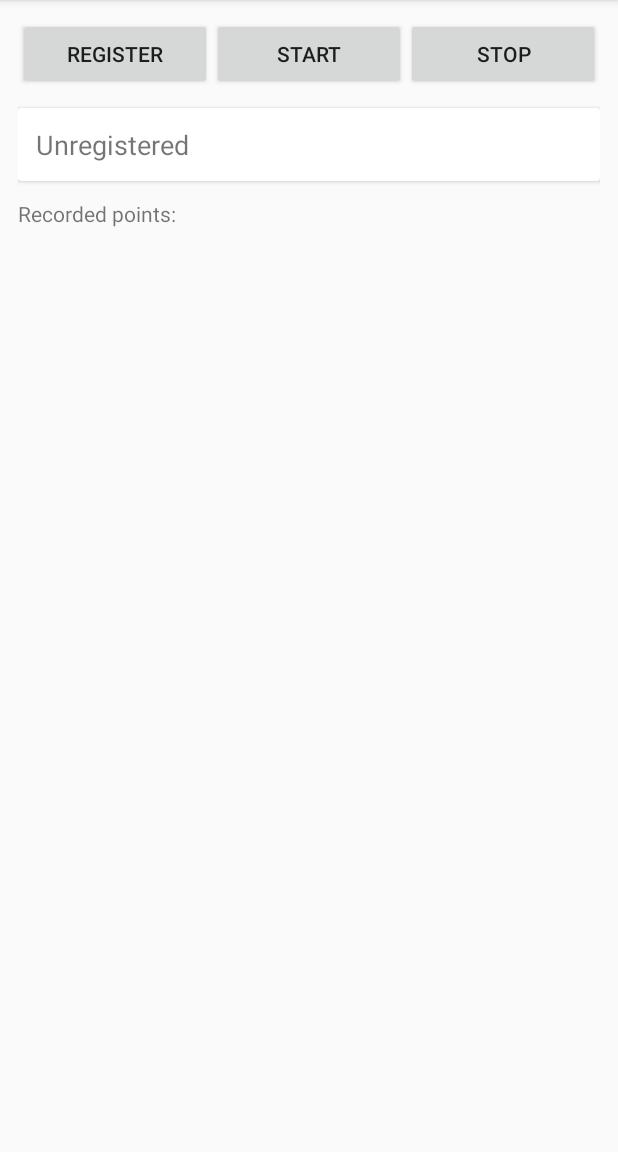
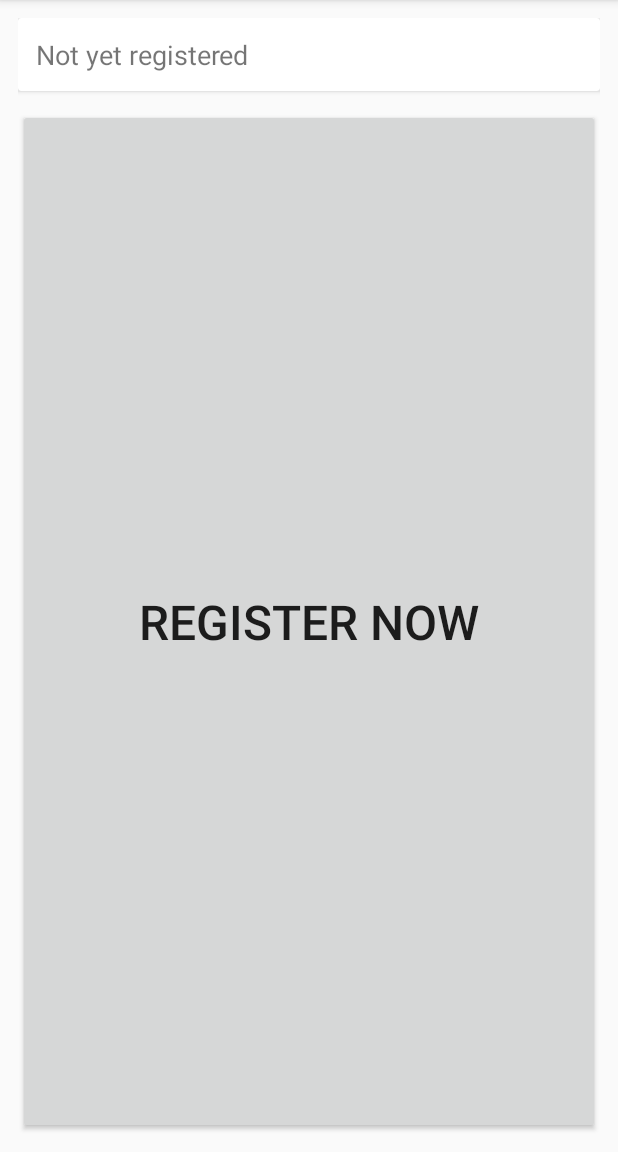
Before and after one commit to zestyping/fleetreporter, an Android app: the screen it shows after launch (MainActivity), on a phone screen of 412 x 824 dp, the part 84-1236 px from its top. Run offline under Robolectric (Android 15) with nearby library versions, the phone set to English and light mode, and no system bars.

Commit message:
Move "stop" to "Pause reporting" in the overflow menu; add giant "register" and "unpause" buttons.

```diff
--- a/app/src/main/java/ca/zesty/fleetreporter/MainActivity.java
+++ b/app/src/main/java/ca/zesty/fleetreporter/MainActivity.java
@@ -23,7 +23,9 @@ public class MainActivity extends BaseActivity {
     public static final String EXTRA_LOG_MESSAGE = "LOG_MESSAGE";
 
     private LogMessageReceiver mLogMessageReceiver = new LogMessageReceiver();
+    private ServiceChangedReceiver mServiceChangedReceiver = new ServiceChangedReceiver();
     private SmsAssignReceiver mSmsAssignReceiver = new SmsAssignReceiver();
+    private String mLastDestinationNumber = "";
 
     @Override protected void onCreate(Bundle savedInstanceState) {
         super.onCreate(savedInstanceState);
@@ -41,9 +43,6 @@ public class MainActivity extends BaseActivity {
             Manifest.permission.WAKE_LOCK
         }, 0);
 
-        final Intent serviceIntent = new Intent(
-            getApplicationContext(), LocationService.class);
-
         findViewById(R.id.register_button).setOnClickListener(
             new View.OnClickListener() {
                 @Override public void onClick(View v) {
@@ -52,31 +51,18 @@ public class MainActivity extends BaseActivity {
             }
         );
 
-        findViewById(R.id.start_button).setOnClickListener(
+        findViewById(R.id.unpause_button).setOnClickListener(
             new View.OnClickListener() {
                 @Override public void onClick(View v) {
-                    if (isRegistered()) {
-                        startService(serviceIntent);
-                    } else {
-                        u.showMessageBox(
-                            "Not registered",
-                            "Please register this reporter with a receiver first.");
-                    }
-                }
-            }
-        );
-
-        findViewById(R.id.stop_button).setOnClickListener(
-            new View.OnClickListener() {
-                @Override public void onClick(View v) {
-                    stopService(serviceIntent);
+                    startService(new Intent(u.context, LocationService.class));
                 }
             }
         );
 
         registerReceiver(mLogMessageReceiver, new IntentFilter(ACTION_FLEET_REPORTER_LOG_MESSAGE));
+        registerReceiver(mServiceChangedReceiver, new IntentFilter(LocationService.ACTION_FLEET_REPORTER_SERVICE_CHANGED));
         registerReceiver(mSmsAssignReceiver, new IntentFilter(ACTION_SMS_RECEIVED));
-        updateRegistrationCard();
+        updateUiMode();
     }
 
     @Override protected void onDestroy() {
@@ -90,6 +76,12 @@ public class MainActivity extends BaseActivity {
     }
 
     @Override public boolean onOptionsItemSelected(MenuItem item) {
+        if (item.getItemId() == R.id.action_register) {
+            registerReporter();
+        }
+        if (item.getItemId() == R.id.action_pause) {
+            stopService(new Intent(this, LocationService.class));
+        }
         if (item.getItemId() == R.id.action_settings) {
             startActivity(new Intent(this, SettingsActivity.class));
         }
@@ -102,19 +94,32 @@ public class MainActivity extends BaseActivity {
             !u.getPref(Prefs.REPORTER_LABEL).isEmpty();
     }
 
-    private void updateRegistrationCard() {
+    private void updateUiMode() {
         if (isRegistered()) {
-            u.setText(R.id.registration_status, "Registered as:");
+            if (LocationService.isRunning) {
+                u.setText(R.id.mode_label, "Reporting as:");
+                u.show(R.id.reporting_frame);
+                u.hide(R.id.unpause_button);
+            } else {
+                u.setText(R.id.mode_label, "Reporting is paused!");
+                u.hide(R.id.reporting_frame);
+                u.show(R.id.unpause_button);
+            }
             u.show(R.id.reporter_label);
             u.setText(R.id.reporter_label, u.getPref(Prefs.REPORTER_LABEL));
+            u.hide(R.id.register_button);
         } else {
-            u.setText(R.id.registration_status, "Unregistered");
+            u.setText(R.id.mode_label, "Not yet registered");
             u.hide(R.id.reporter_label);
+            u.show(R.id.register_button);
+            u.hide(R.id.reporting_frame);
+            u.hide(R.id.unpause_button);
         }
     }
 
     private void registerReporter() {
         String destinationNumber = u.getPref(Prefs.DESTINATION_NUMBER).trim();
+        if (destinationNumber.isEmpty()) destinationNumber = mLastDestinationNumber;
         if (destinationNumber.isEmpty()) destinationNumber = "+";
         u.promptForString(
             "Registration",
@@ -123,6 +128,7 @@ public class MainActivity extends BaseActivity {
             new Utils.StringCallback() {
                 public void run(String mobileNumber) {
                     if (mobileNumber == null) return;
+                    mLastDestinationNumber = mobileNumber;
                     u.sendSms(mobileNumber, "fleet register");
                 }
             }
@@ -135,6 +141,12 @@ public class MainActivity extends BaseActivity {
                 String message = intent.getStringExtra(EXTRA_LOG_MESSAGE);
                 ((TextView) findViewById(R.id.message_log)).append(message + "\n");
             }
+        }
+    }
+
+    class ServiceChangedReceiver extends BroadcastReceiver {
+        @Override public void onReceive(Context context, Intent intent) {
+            updateUiMode();
         }
     }
 
@@ -162,7 +174,7 @@ public class MainActivity extends BaseActivity {
             u.setPref(Prefs.REPORTER_ID, reporterId);
             u.setPref(Prefs.REPORTER_LABEL, label);
             u.sendSms(receiverNumber, "fleet activate " + reporterId);
-            updateRegistrationCard();
+            startService(new Intent(u.context, LocationService.class));
         }
     }
 }
--- a/app/src/main/java/ca/zesty/fleetreporter/Utils.java
+++ b/app/src/main/java/ca/zesty/fleetreporter/Utils.java
@@ -142,11 +142,12 @@ public class Utils {
 
     // ==== CONTEXT-DEPENDENT ====
 
-    private Context context;
-    private Activity activity;
+    public final Context context;
+    public final Activity activity;
 
     public Utils(Context context) {
         this.context = context;
+        this.activity = null;
     }
 
     public Utils(Activity activity) {
--- a/app/src/main/res/layout/activity_main.xml
+++ b/app/src/main/res/layout/activity_main.xml
@@ -10,34 +10,6 @@
     android:paddingRight="@dimen/activity_horizontal_margin"
     android:paddingTop="@dimen/activity_vertical_margin"
     tools:context="ca.zesty.fleetreporter.MainActivity">
-
-  <LinearLayout
-    android:layout_width="match_parent"
-    android:layout_height="wrap_content"
-    android:paddingBottom="@dimen/activity_vertical_margin"
-    android:orientation="horizontal">
-
-    <Button
-        android:id="@+id/register_button"
-        android:layout_width="0dp"
-        android:layout_weight="1"
-        android:layout_height="wrap_content"
-        android:text="Register" />
-
-    <Button
-        android:id="@+id/start_button"
-        android:layout_width="0dp"
-        android:layout_weight="1"
-        android:layout_height="wrap_content"
-        android:text="Start" />
-
-    <Button
-        android:id="@+id/stop_button"
-        android:layout_width="0dp"
-        android:layout_weight="1"
-        android:layout_height="wrap_content"
-        android:text="Stop" />
-  </LinearLayout>
 
   <android.support.v7.widget.CardView
       android:layout_width="fill_parent"
@@ -52,17 +24,17 @@
         android:orientation="vertical">
 
       <TextView
-          android:id="@+id/registration_status"
+          android:id="@+id/mode_label"
           android:layout_width="match_parent"
           android:layout_height="wrap_content"
           android:text="Registered as:"
-          android:textSize="18dp" />
+          android:textSize="18sp" />
 
       <TextView
           android:id="@+id/reporter_label"
           android:layout_width="match_parent"
           android:layout_height="wrap_content"
-          android:textSize="32dp"
+          android:textSize="32sp"
           android:focusable="true"
           android:longClickable="true"
           android:textIsSelectable="true" />
@@ -70,18 +42,44 @@
 
   </android.support.v7.widget.CardView>
 
+  <Button
+      android:id="@+id/register_button"
+      android:layout_width="match_parent"
+      android:layout_height="0dp"
+      android:layout_weight="1"
+      android:textSize="32sp"
+      android:text="Register now" />
+
+  <Button
+      android:id="@+id/unpause_button"
+      android:layout_width="match_parent"
+      android:layout_height="0dp"
+      android:layout_weight="1"
+      android:textSize="32sp"
+      android:text="Unpause" />
+
+  <LinearLayout
+      android:id="@+id/reporting_frame"
+      android:layout_width="match_parent"
+      android:layout_height="0dp"
+      android:layout_weight="1"
+      android:orientation="vertical">
+
     <TextView
         android:layout_width="match_parent"
         android:layout_height="wrap_content"
         android:text="Recorded points:"
-      android:textSize="14dp" />
+        android:textSize="14sp" />
 
     <TextView
         android:id="@+id/message_log"
         android:layout_width="match_parent"
-      android:layout_height="fill_parent"
-      android:textSize="10dp"
+        android:layout_height="0dp"
+        android:layout_weight="1"
+        android:textSize="10sp"
         android:focusable="true"
         android:longClickable="true"
         android:textIsSelectable="true" />
   </LinearLayout>
+
+</LinearLayout>
--- a/app/src/main/res/menu/toolbar_menu.xml
+++ b/app/src/main/res/menu/toolbar_menu.xml
@@ -6,6 +6,16 @@
     tools:context=".activity.MainActivity">
 
   <item
+      android:id="@+id/action_register"
+      android:title="Register"
+      app:showAsAction="never"/>
+
+  <item
+      android:id="@+id/action_pause"
+      android:title="Pause reporting"
+      app:showAsAction="never"/>
+
+  <item
       android:id="@+id/action_settings"
       android:title="Settings"
       app:showAsAction="never"/>
```
Also changed, not shown: app/src/main/java/ca/zesty/fleetreporter/LocationService.java (+8 -4 lines). Lines whose indentation alone changed are shown as unchanged.
